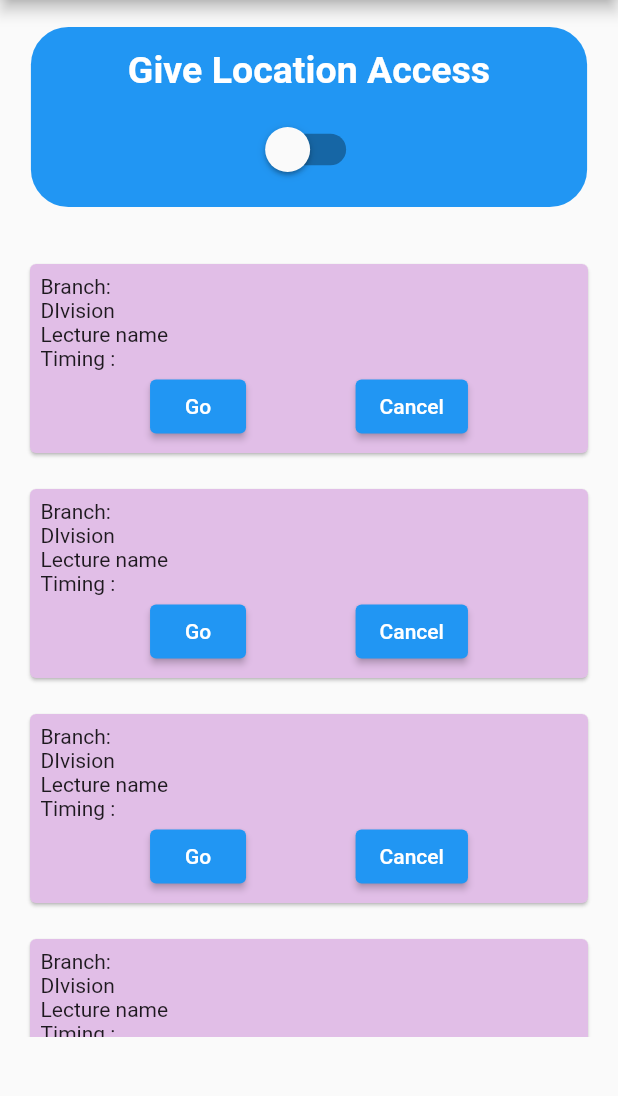
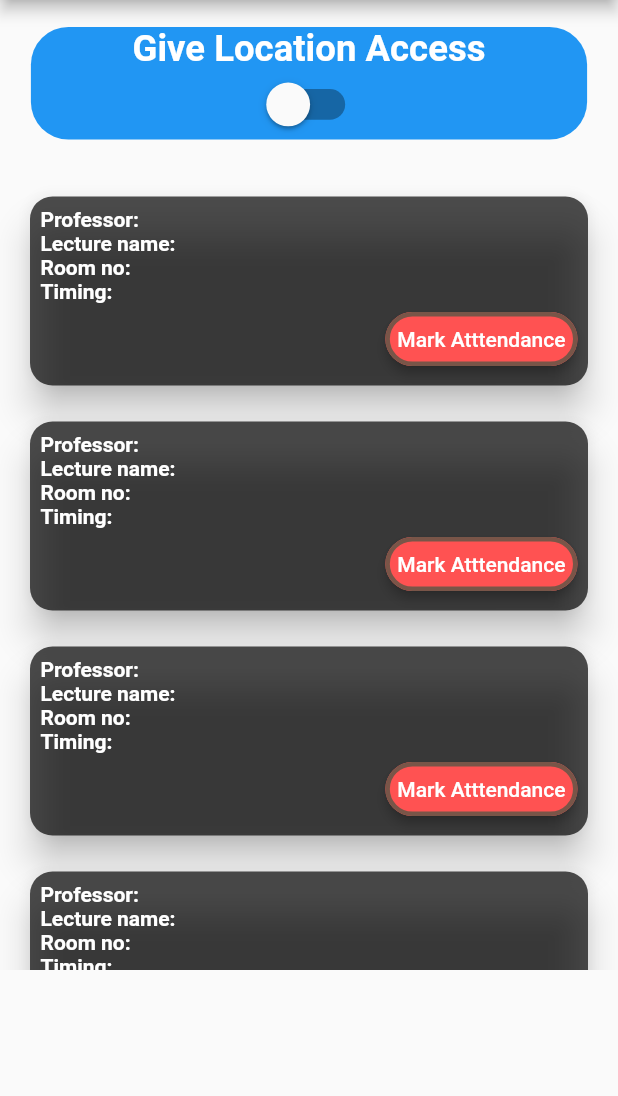
Before and after one commit to nishant-patil-280/AttendanceApp, a Flutter app: the HomeScreen screen opened directly, on a phone screen of 412 x 824 dp, the part 84-1180 px from its top. Run offline on Flutter 3.47's test engine with Material 2 defaults, Android fonts, the light colour scheme and no system bars; our stand-ins replace geolocator, google_maps_flutter.

Commit message:
updated student ui

```diff
--- a/frontend/student/student_app/lib/screens/home_screen.dart
+++ b/frontend/student/student_app/lib/screens/home_screen.dart
@@ -35,7 +35,9 @@ class _HomeScreenState extends State<HomeScreen> {
                   color: Colors.blue,
                   borderRadius: BorderRadius.all(Radius.circular(25)),
                 ),
-                height: 120,
+                height: 75,
+                child: FittedBox(
+                  fit: BoxFit.scaleDown,
                   child: Column(
                       mainAxisAlignment: MainAxisAlignment.spaceEvenly,
                       children: <Widget>[
@@ -61,6 +63,7 @@ class _HomeScreenState extends State<HomeScreen> {
                         )
                       ]),
                 ),
+              ),
             ],
           ),
           SizedBox(
@@ -73,32 +76,67 @@ class _HomeScreenState extends State<HomeScreen> {
                   return Padding(
                     padding: const EdgeInsets.all(8.0),
                     child: Card(
-                        color: Colors.purple[100],
+                      shape: RoundedRectangleBorder(
+                          borderRadius: BorderRadius.circular(15)),
+                      color: Color.fromRGBO(0, 0, 0, 0.688),
+                      elevation: 10.0,
                       child: Padding(
                         padding: const EdgeInsets.all(7.0),
                         child: Column(
                           crossAxisAlignment: CrossAxisAlignment.start,
                           children: [
-                              Text(('Branch:')),
-                              Text('DIvision'),
-                              Text('Lecture name'),
-                              Text('Timing :'),
+                            const Text(
+                              'Professor: ',
+                              style: TextStyle(
+                                  fontWeight: FontWeight.bold,
+                                  color: Colors.white),
+                            ),
+                            const Text(
+                              'Lecture name:',
+                              style: TextStyle(
+                                  fontWeight: FontWeight.bold,
+                                  color: Colors.white),
+                            ),
+                            const Text(
+                              'Room no:',
+                              style: TextStyle(
+                                  fontWeight: FontWeight.bold,
+                                  color: Colors.white),
+                            ),
+                            const Text(
+                              'Timing:',
+                              style: TextStyle(
+                                  fontWeight: FontWeight.bold,
+                                  color: Colors.white),
+                            ),
                             Row(
-                                mainAxisAlignment:
-                                    MainAxisAlignment.spaceEvenly,
+                              mainAxisAlignment: MainAxisAlignment.end,
                               children: [
                                 ElevatedButton(
                                   onPressed: () {
                                     getLocation;
                                   },
-                                      child: Text('Go')),
-                                  ElevatedButton(
-                                      onPressed: () {}, child: Text('Cancel'))
+                                  child: const Text('Mark Atttendance'),
+                                  style: ElevatedButton.styleFrom(
+                                      primary: Colors
+                                          .redAccent, //background color of button
+                                      side: BorderSide(
+                                          width: 3,
+                                          color: Colors
+                                              .brown), //border width and color
+                                      elevation: 3, //elevation of button
+                                      shape: RoundedRectangleBorder(
+                                          //to set border radius to button
+                                          borderRadius:
+                                              BorderRadius.circular(30)),
+                                      padding: EdgeInsets.all(8)),
+                                )
                               ],
                             )
                           ],
                         ),
-                        )),
+                      ),
+                    ),
                   );
                 }),
           ),
@@ -133,11 +171,14 @@ class _HomeScreenState extends State<HomeScreen> {
           // Important: Remove any padding from the ListView.
           padding: EdgeInsets.zero,
           children: [
-            const DrawerHeader(
+            UserAccountsDrawerHeader(
               decoration: BoxDecoration(
                 color: Colors.blue,
               ),
-              child: Text('Teacher Login'),
+              currentAccountPicture: Image.network(
+                  'https://th.bing.com/th?id=ODL.b888a41f9a8eb720963897b5e5430fc1&w=100&h=100&c=12&pcl=faf9f7&o=6&dpr=1.3&pid=13.1'),
+              accountName: Text('Welcome  Emma'),
+              accountEmail: Text('emma@ternaengg.ac.in'),
             ),
             ListTile(
               title: const Text('View Timetable'),
```
Lines whose indentation alone changed are shown as unchanged.
